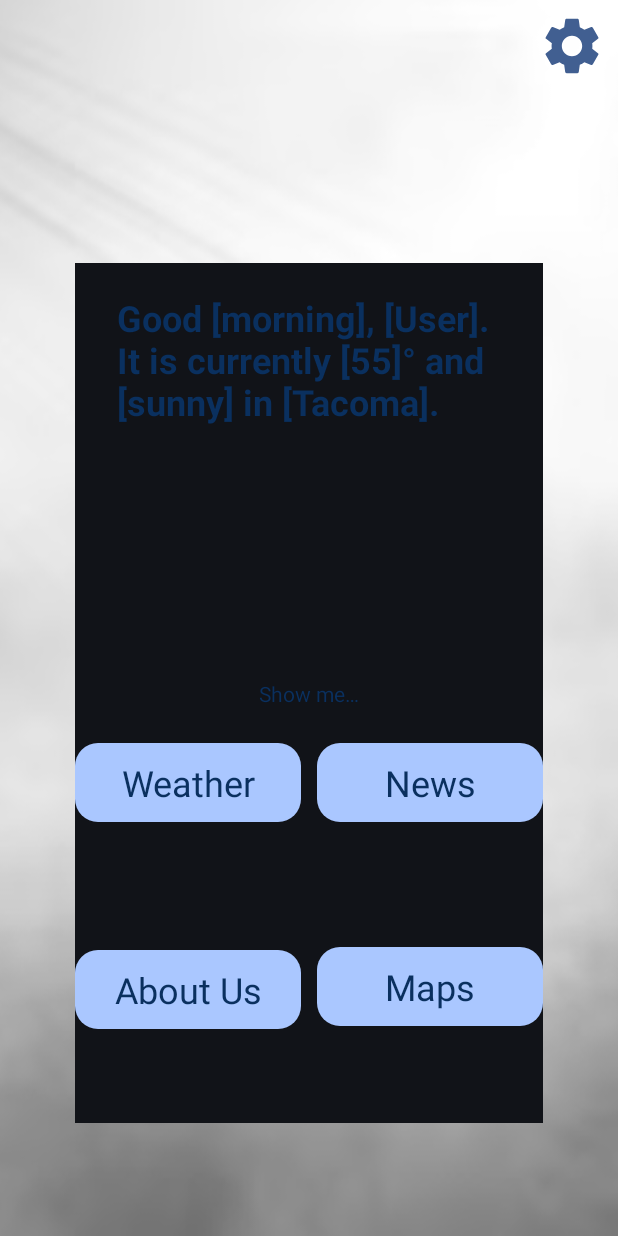
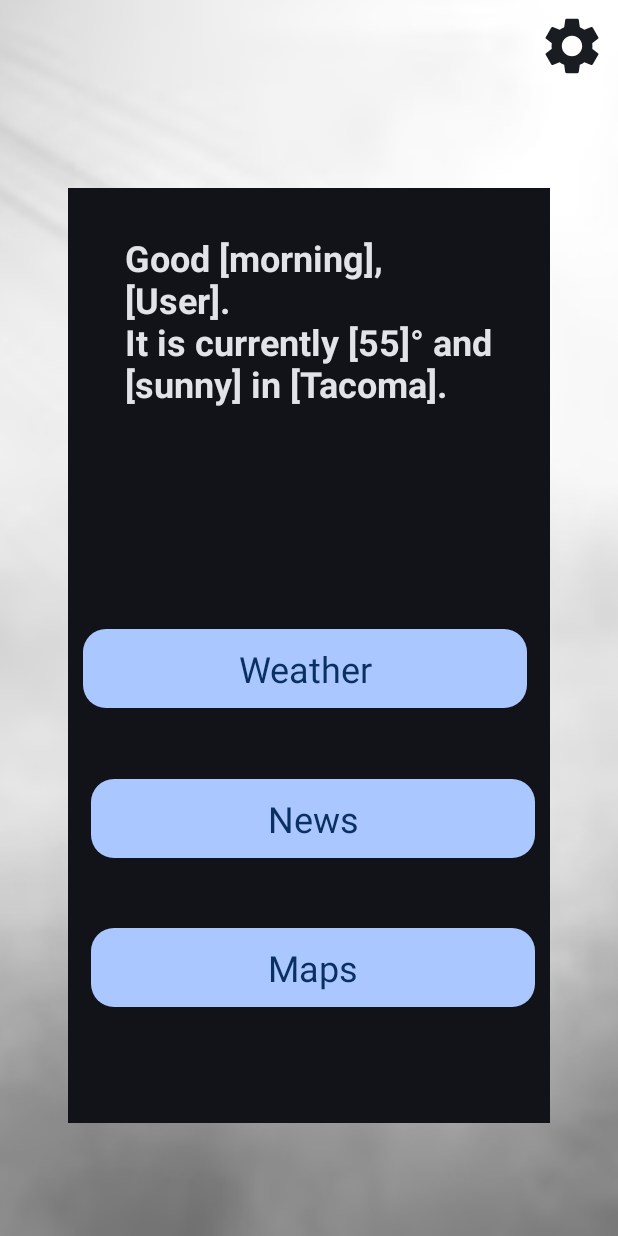
Before and after one commit to TaylorMerwin/HuskyHaze, an Android app: the layout activity_main.xml on its own in the app's theme, with its tools: preview values and no code run, on a phone screen of 412 x 824 dp. Run offline under Robolectric (Android 15) with nearby library versions, the phone set to English and light mode, and no system bars; network calls fail.

Commit message:
great progress

```diff
--- a/app/src/main/res/drawable/baseline_settings_25.xml
+++ b/app/src/main/res/drawable/baseline_settings_25.xml
@@ -1,5 +1,5 @@
 <vector xmlns:android="http://schemas.android.com/apk/res/android" android:height="36dp" android:tint="#FFFFFF" android:viewportHeight="24" android:viewportWidth="24" android:width="36dp">
 
-    <path android:fillColor="@android:color/white" android:pathData="M19.14,12.94c0.04,-0.3 0.06,-0.61 0.06,-0.94c0,-0.32 -0.02,-0.64 -0.07,-0.94l2.03,-1.58c0.18,-0.14 0.23,-0.41 0.12,-0.61l-1.92,-3.32c-0.12,-0.22 -0.37,-0.29 -0.59,-0.22l-2.39,0.96c-0.5,-0.38 -1.03,-0.7 -1.62,-0.94L14.4,2.81c-0.04,-0.24 -0.24,-0.41 -0.48,-0.41h-3.84c-0.24,0 -0.43,0.17 -0.47,0.41L9.25,5.35C8.66,5.59 8.12,5.92 7.63,6.29L5.24,5.33c-0.22,-0.08 -0.47,0 -0.59,0.22L2.74,8.87C2.62,9.08 2.66,9.34 2.86,9.48l2.03,1.58C4.84,11.36 4.8,11.69 4.8,12s0.02,0.64 0.07,0.94l-2.03,1.58c-0.18,0.14 -0.23,0.41 -0.12,0.61l1.92,3.32c0.12,0.22 0.37,0.29 0.59,0.22l2.39,-0.96c0.5,0.38 1.03,0.7 1.62,0.94l0.36,2.54c0.05,0.24 0.24,0.41 0.48,0.41h3.84c0.24,0 0.44,-0.17 0.47,-0.41l0.36,-2.54c0.59,-0.24 1.13,-0.56 1.62,-0.94l2.39,0.96c0.22,0.08 0.47,0 0.59,-0.22l1.92,-3.32c0.12,-0.22 0.07,-0.47 -0.12,-0.61L19.14,12.94zM12,15.6c-1.98,0 -3.6,-1.62 -3.6,-3.6s1.62,-3.6 3.6,-3.6s3.6,1.62 3.6,3.6S13.98,15.6 12,15.6z"/>
+    <path android:fillColor="?attr/colorOnSurface" android:pathData="M19.14,12.94c0.04,-0.3 0.06,-0.61 0.06,-0.94c0,-0.32 -0.02,-0.64 -0.07,-0.94l2.03,-1.58c0.18,-0.14 0.23,-0.41 0.12,-0.61l-1.92,-3.32c-0.12,-0.22 -0.37,-0.29 -0.59,-0.22l-2.39,0.96c-0.5,-0.38 -1.03,-0.7 -1.62,-0.94L14.4,2.81c-0.04,-0.24 -0.24,-0.41 -0.48,-0.41h-3.84c-0.24,0 -0.43,0.17 -0.47,0.41L9.25,5.35C8.66,5.59 8.12,5.92 7.63,6.29L5.24,5.33c-0.22,-0.08 -0.47,0 -0.59,0.22L2.74,8.87C2.62,9.08 2.66,9.34 2.86,9.48l2.03,1.58C4.84,11.36 4.8,11.69 4.8,12s0.02,0.64 0.07,0.94l-2.03,1.58c-0.18,0.14 -0.23,0.41 -0.12,0.61l1.92,3.32c0.12,0.22 0.37,0.29 0.59,0.22l2.39,-0.96c0.5,0.38 1.03,0.7 1.62,0.94l0.36,2.54c0.05,0.24 0.24,0.41 0.48,0.41h3.84c0.24,0 0.44,-0.17 0.47,-0.41l0.36,-2.54c0.59,-0.24 1.13,-0.56 1.62,-0.94l2.39,0.96c0.22,0.08 0.47,0 0.59,-0.22l1.92,-3.32c0.12,-0.22 0.07,-0.47 -0.12,-0.61L19.14,12.94zM12,15.6c-1.98,0 -3.6,-1.62 -3.6,-3.6s1.62,-3.6 3.6,-3.6s3.6,1.62 3.6,3.6S13.98,15.6 12,15.6z"/>
 
 </vector>
--- a/app/src/main/res/drawable/baseline_settings_dark.xml
+++ b/app/src/main/res/drawable/baseline_settings_dark.xml
@@ -2,7 +2,7 @@
     xmlns:tools="http://schemas.android.com/tools"
     android:height="36dp" android:viewportHeight="24" android:viewportWidth="24" android:width="36dp">
 
-    <path android:fillColor="?attr/colorPrimary" android:pathData="M19.14,12.94c0.04,-0.3 0.06,-0.61 0.06,-0.94c0,-0.32 -0.02,-0.64 -0.07,-0.94l2.03,-1.58c0.18,-0.14 0.23,-0.41 0.12,-0.61l-1.92,-3.32c-0.12,-0.22 -0.37,-0.29 -0.59,-0.22l-2.39,0.96c-0.5,-0.38 -1.03,-0.7 -1.62,-0.94L14.4,2.81c-0.04,-0.24 -0.24,-0.41 -0.48,-0.41h-3.84c-0.24,0 -0.43,0.17 -0.47,0.41L9.25,5.35C8.66,5.59 8.12,5.92 7.63,6.29L5.24,5.33c-0.22,-0.08 -0.47,0 -0.59,0.22L2.74,8.87C2.62,9.08 2.66,9.34 2.86,9.48l2.03,1.58C4.84,11.36 4.8,11.69 4.8,12s0.02,0.64 0.07,0.94l-2.03,1.58c-0.18,0.14 -0.23,0.41 -0.12,0.61l1.92,3.32c0.12,0.22 0.37,0.29 0.59,0.22l2.39,-0.96c0.5,0.38 1.03,0.7 1.62,0.94l0.36,2.54c0.05,0.24 0.24,0.41 0.48,0.41h3.84c0.24,0 0.44,-0.17 0.47,-0.41l0.36,-2.54c0.59,-0.24 1.13,-0.56 1.62,-0.94l2.39,0.96c0.22,0.08 0.47,0 0.59,-0.22l1.92,-3.32c0.12,-0.22 0.07,-0.47 -0.12,-0.61L19.14,12.94zM12,15.6c-1.98,0 -3.6,-1.62 -3.6,-3.6s1.62,-3.6 3.6,-3.6s3.6,1.62 3.6,3.6S13.98,15.6 12,15.6z"
+    <path android:fillColor="?attr/colorOnSurface" android:pathData="M19.14,12.94c0.04,-0.3 0.06,-0.61 0.06,-0.94c0,-0.32 -0.02,-0.64 -0.07,-0.94l2.03,-1.58c0.18,-0.14 0.23,-0.41 0.12,-0.61l-1.92,-3.32c-0.12,-0.22 -0.37,-0.29 -0.59,-0.22l-2.39,0.96c-0.5,-0.38 -1.03,-0.7 -1.62,-0.94L14.4,2.81c-0.04,-0.24 -0.24,-0.41 -0.48,-0.41h-3.84c-0.24,0 -0.43,0.17 -0.47,0.41L9.25,5.35C8.66,5.59 8.12,5.92 7.63,6.29L5.24,5.33c-0.22,-0.08 -0.47,0 -0.59,0.22L2.74,8.87C2.62,9.08 2.66,9.34 2.86,9.48l2.03,1.58C4.84,11.36 4.8,11.69 4.8,12s0.02,0.64 0.07,0.94l-2.03,1.58c-0.18,0.14 -0.23,0.41 -0.12,0.61l1.92,3.32c0.12,0.22 0.37,0.29 0.59,0.22l2.39,-0.96c0.5,0.38 1.03,0.7 1.62,0.94l0.36,2.54c0.05,0.24 0.24,0.41 0.48,0.41h3.84c0.24,0 0.44,-0.17 0.47,-0.41l0.36,-2.54c0.59,-0.24 1.13,-0.56 1.62,-0.94l2.39,0.96c0.22,0.08 0.47,0 0.59,-0.22l1.92,-3.32c0.12,-0.22 0.07,-0.47 -0.12,-0.61L19.14,12.94zM12,15.6c-1.98,0 -3.6,-1.62 -3.6,-3.6s1.62,-3.6 3.6,-3.6s3.6,1.62 3.6,3.6S13.98,15.6 12,15.6z"
         tools:ignore="VectorPath" />
 
 </vector>
--- a/app/src/main/res/layout/activity_main.xml
+++ b/app/src/main/res/layout/activity_main.xml
@@ -41,10 +41,11 @@
         android:id="@+id/ContentConstraintLayout"
         android:layout_width="0dp"
         android:layout_height="0dp"
-        android:layout_marginStart="50dp"
-        android:layout_marginTop="175dp"
-        android:layout_marginEnd="50dp"
+        android:layout_marginStart="45dp"
+        android:layout_marginTop="125dp"
+        android:layout_marginEnd="45dp"
         android:layout_marginBottom="75dp"
+        android:padding="10dp"
         app:layout_constraintBottom_toBottomOf="parent"
         app:layout_constraintEnd_toEndOf="parent"
         app:layout_constraintStart_toStartOf="parent"
@@ -56,7 +57,6 @@
             android:layout_height="wrap_content"
             android:layout_marginStart="8dp"
             android:layout_marginEnd="8dp"
-            android:fontFamily="@font/roboto_bold"
             android:padding="20dp"
             android:text="@string/greeting"
             android:textSize="24sp"
@@ -64,47 +64,8 @@
             app:layout_constraintEnd_toEndOf="parent"
             app:layout_constraintStart_toStartOf="parent"
             app:layout_constraintTop_toTopOf="parent"
-            app:layout_constraintVertical_bias="0.0" />
-
-        <Button
-            android:id="@+id/weatherButton"
-            android:layout_width="0dp"
-            android:layout_height="wrap_content"
-            android:layout_marginTop="30dp"
-            android:layout_marginEnd="5dp"
-            android:layout_marginBottom="40dp"
-            android:text="@string/weather"
-            android:textSize="24sp"
-            app:layout_constraintBottom_toBottomOf="parent"
-            app:layout_constraintEnd_toStartOf="@id/newsButton"
-            app:layout_constraintStart_toStartOf="parent"
-            app:layout_constraintTop_toBottomOf="@id/GreetingTextView"
-            style="@style/ContainedTextPrimary" />
-
-        <Button
-            android:id="@+id/newsButton"
-            android:layout_width="0dp"
-            android:layout_height="wrap_content"
-            android:layout_marginStart="5dp"
-            android:layout_marginTop="30dp"
-            android:layout_marginBottom="40dp"
-            android:text="@string/news"
-            android:textSize="24sp"
-            app:layout_constraintBottom_toBottomOf="parent"
-            app:layout_constraintEnd_toEndOf="parent"
-            app:layout_constraintStart_toEndOf="@id/weatherButton"
-            app:layout_constraintTop_toBottomOf="@+id/GreetingTextView"
-            style="@style/ContainedTextPrimary" />
-
-        <TextView
-            android:id="@+id/showMeTextView"
-            android:layout_width="wrap_content"
-            android:layout_height="wrap_content"
-            android:text="@string/show_me"
-            app:layout_constraintTop_toTopOf="parent"
-            app:layout_constraintEnd_toEndOf="parent"
-            app:layout_constraintStart_toStartOf="parent"
-            app:layout_constraintBottom_toBottomOf="parent" />
+            app:layout_constraintVertical_bias="0.0"
+            style="@style/HomepageGreeting"/>
 
         <ImageView
             android:id="@+id/weatherIconImageView"
@@ -119,37 +80,48 @@
             app:layout_constraintTop_toBottomOf="@+id/GreetingTextView" />
 
         <Button
-            android:id="@+id/aboutUsBtnMain"
+            android:id="@+id/weatherButton"
             android:layout_width="0dp"
             android:layout_height="wrap_content"
-            android:layout_marginTop="30dp"
+            android:layout_marginTop="100dp"
             android:layout_marginEnd="5dp"
-            android:layout_marginBottom="40dp"
-            android:text="@string/about_us"
+            android:layout_marginBottom="10dp"
+            android:text="@string/weather"
             android:textSize="24sp"
-            app:layout_constraintBottom_toBottomOf="parent"
-            app:layout_constraintEnd_toStartOf="@id/mapsButton"
-            app:layout_constraintHorizontal_bias="1.0"
+            app:layout_constraintBottom_toTopOf="@id/newsButton"
+            app:layout_constraintEnd_toEndOf="parent"
             app:layout_constraintStart_toStartOf="parent"
             app:layout_constraintTop_toBottomOf="@id/GreetingTextView"
-            app:layout_constraintVertical_bias="0.93"
-            style="@style/ContainedTextPrimary"/>
+            style="@style/ContainedTextPrimary" />
+
+        <Button
+            android:id="@+id/newsButton"
+            android:layout_width="0dp"
+            android:layout_height="wrap_content"
+            android:layout_marginStart="5dp"
+            android:layout_marginTop="10dp"
+            android:layout_marginBottom="10dp"
+            android:text="@string/news"
+            android:textSize="24sp"
+            app:layout_constraintBottom_toTopOf="@id/mapsButton"
+            app:layout_constraintEnd_toEndOf="parent"
+            app:layout_constraintStart_toStartOf="parent"
+            app:layout_constraintTop_toBottomOf="@+id/weatherButton"
+            style="@style/ContainedTextPrimary" />
 
         <Button
             android:id="@+id/mapsButton"
             android:layout_width="0dp"
             android:layout_height="wrap_content"
             android:layout_marginStart="5dp"
-            android:layout_marginTop="30dp"
+            android:layout_marginTop="10dp"
             android:layout_marginBottom="40dp"
             android:text="@string/maps"
             android:textSize="24sp"
             app:layout_constraintBottom_toBottomOf="parent"
             app:layout_constraintEnd_toEndOf="parent"
-            app:layout_constraintHorizontal_bias="0.0"
-            app:layout_constraintStart_toEndOf="@id/aboutUsBtnMain"
-            app:layout_constraintTop_toBottomOf="@+id/GreetingTextView"
-            app:layout_constraintVertical_bias="0.924"
+            app:layout_constraintStart_toStartOf="parent"
+            app:layout_constraintTop_toBottomOf="@id/newsButton"
             style="@style/ContainedTextPrimary" />
     </androidx.constraintlayout.widget.ConstraintLayout>
 
--- a/app/src/main/res/layout/settings_activity.xml
+++ b/app/src/main/res/layout/settings_activity.xml
@@ -5,7 +5,8 @@
     android:layout_width="match_parent"
     android:layout_height="match_parent"
     android:orientation="vertical"
-    tools:context=".SettingsActivity">
+    tools:context=".SettingsActivity"
+    style="@style/SurfacePrimary">
     <RelativeLayout
         android:id="@+id/settings"
         android:layout_width="match_parent"
@@ -90,16 +91,16 @@
         <LinearLayout
             android:layout_width="match_parent"
             android:layout_gravity="center"
-            android:padding="40dp"
+            android:padding="50dp"
             android:layout_height="match_parent"
-            android:orientation="vertical">
+            android:orientation="vertical" >
 
             <Switch
                 android:id="@+id/dark_light_switch"
                 android:layout_width="match_parent"
                 android:layout_height="wrap_content"
-                android:layout_margin="40dp"
-                android:layout_weight="@integer/material_motion_duration_long_1"
+                android:layout_margin="15dp"
+                android:padding="15dp"
                 android:text="@string/dark_light_mode"
                 android:textSize="18sp"
                 android:textStyle="bold"
@@ -108,9 +109,9 @@
             <Switch
                 android:id="@+id/switch1"
                 android:layout_width="match_parent"
-                android:layout_height="0dp"
-                android:padding="20dp"
-                android:layout_weight="@integer/material_motion_duration_long_1"
+                android:layout_height="wrap_content"
+                android:layout_margin="15dp"
+                android:padding="15dp"
                 android:text="@string/switcher_1"
                 android:textSize="18sp"
                 android:textStyle="bold"
@@ -119,8 +120,9 @@
             <Switch
                 android:id="@+id/switch2"
                 android:layout_width="match_parent"
-                android:layout_height="0dp"
-                android:layout_weight="@integer/material_motion_duration_long_1"
+                android:layout_height="wrap_content"
+                android:layout_margin="15dp"
+                android:padding="15dp"
                 android:text="@string/switcher_2"
                 android:textSize="18sp"
                 android:textStyle="bold"
--- a/app/src/main/res/values/styles.xml
+++ b/app/src/main/res/values/styles.xml
@@ -23,8 +23,9 @@
         <item name="android:textColor">?attr/colorOnPrimary</item>
         <item name="android:background">?attr/colorSurface</item>
     </style>
-    <style name="Homepage" parent="AppTheme">
-
+    <style name="HomepageGreeting" parent="AppTheme">
+        <item name="android:textColor">?attr/colorOnSurface</item>
+        <item name="android:textStyle">bold</item>
     </style>
     <style name="Settings" parent="AppTheme">
         <item name="android:textColor">?attr/colorOnPrimary</item>
@@ -45,4 +46,7 @@
         <item name="android:background">@drawable/rounded_rectangle_secondary</item>
         <item name="android:backgroundTint">?attr/colorTertiaryContainer</item>
     </style>
+    <style name="SurfacePrimary" parent="AppTheme">
+        <item name="android:background">?attr/colorSurface</item>
+    </style>
 </resources>
```
